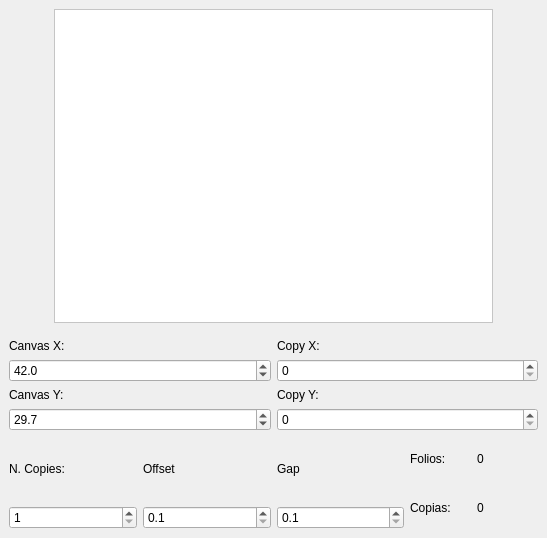
Old version of the form mainwindow.ui in the repository ikerBorr/CanvasPyQT.
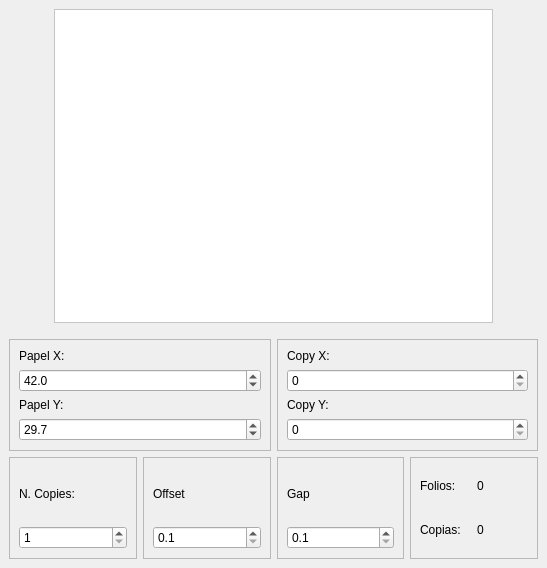
New version of the form.

The edit to the form file:
```diff
--- a/mainwindow.ui
+++ b/mainwindow.ui
@@ -7,7 +7,7 @@
     <x>0</x>
     <y>0</y>
     <width>547</width>
-    <height>538</height>
+    <height>568</height>
    </rect>
   </property>
   <property name="windowTitle">
@@ -57,11 +57,18 @@
     <item>
      <layout class="QHBoxLayout" name="horizontalLayout">
       <item>
-       <layout class="QVBoxLayout" name="verticalLayout">
+       <widget class="QFrame" name="frame">
+        <property name="frameShape">
+         <enum>QFrame::StyledPanel</enum>
+        </property>
+        <property name="frameShadow">
+         <enum>QFrame::Raised</enum>
+        </property>
+        <layout class="QVBoxLayout" name="verticalLayout_2">
         <item>
          <widget class="QLabel" name="label">
           <property name="text">
-           <string>Canvas X:</string>
+            <string>Papel X:</string>
           </property>
          </widget>
         </item>
@@ -84,7 +91,7 @@
         <item>
          <widget class="QLabel" name="label_2">
           <property name="text">
-           <string>Canvas Y:</string>
+            <string>Papel Y:</string>
           </property>
          </widget>
         </item>
@@ -105,9 +112,17 @@
          </widget>
         </item>
        </layout>
+       </widget>
       </item>
       <item>
-       <layout class="QVBoxLayout" name="verticalLayout_2">
+       <widget class="QFrame" name="frame_2">
+        <property name="frameShape">
+         <enum>QFrame::StyledPanel</enum>
+        </property>
+        <property name="frameShadow">
+         <enum>QFrame::Raised</enum>
+        </property>
+        <layout class="QVBoxLayout" name="verticalLayout_8">
         <item>
          <widget class="QLabel" name="label_3">
           <property name="text">
@@ -129,13 +144,21 @@
          <widget class="QSpinBox" name="SPCopyY"/>
         </item>
        </layout>
+       </widget>
       </item>
      </layout>
     </item>
     <item>
      <layout class="QHBoxLayout" name="horizontalLayout_3">
       <item>
-       <layout class="QVBoxLayout" name="verticalLayout_3">
+       <widget class="QFrame" name="frame_3">
+        <property name="frameShape">
+         <enum>QFrame::StyledPanel</enum>
+        </property>
+        <property name="frameShadow">
+         <enum>QFrame::Raised</enum>
+        </property>
+        <layout class="QVBoxLayout" name="verticalLayout">
         <item>
          <widget class="QLabel" name="label_5">
           <property name="text">
@@ -157,10 +180,20 @@
          </widget>
         </item>
        </layout>
+       </widget>
       </item>
       <item>
        <layout class="QVBoxLayout" name="verticalLayout_4">
         <item>
+         <widget class="QFrame" name="frame_4">
+          <property name="frameShape">
+           <enum>QFrame::StyledPanel</enum>
+          </property>
+          <property name="frameShadow">
+           <enum>QFrame::Raised</enum>
+          </property>
+          <layout class="QVBoxLayout" name="verticalLayout_3">
+           <item>
          <widget class="QLabel" name="label_6">
           <property name="text">
            <string>Offset</string>
@@ -184,9 +217,19 @@
          </widget>
         </item>
        </layout>
+         </widget>
+        </item>
+       </layout>
       </item>
       <item>
-       <layout class="QVBoxLayout" name="verticalLayout_5">
+       <widget class="QFrame" name="frame_5">
+        <property name="frameShape">
+         <enum>QFrame::StyledPanel</enum>
+        </property>
+        <property name="frameShadow">
+         <enum>QFrame::Raised</enum>
+        </property>
+        <layout class="QVBoxLayout" name="verticalLayout_9">
         <item>
          <widget class="QLabel" name="label_7">
           <property name="text">
@@ -208,9 +251,17 @@
          </widget>
         </item>
        </layout>
+       </widget>
       </item>
       <item>
-       <layout class="QVBoxLayout" name="verticalLayout_7">
+       <widget class="QFrame" name="frame_6">
+        <property name="frameShape">
+         <enum>QFrame::StyledPanel</enum>
+        </property>
+        <property name="frameShadow">
+         <enum>QFrame::Raised</enum>
+        </property>
+        <layout class="QVBoxLayout" name="verticalLayout_5">
         <item>
          <layout class="QHBoxLayout" name="horizontalLayout_2">
           <item>
@@ -248,6 +299,7 @@
          </layout>
         </item>
        </layout>
+       </widget>
       </item>
      </layout>
     </item>
```
Lines whose indentation alone changed are shown as unchanged.
